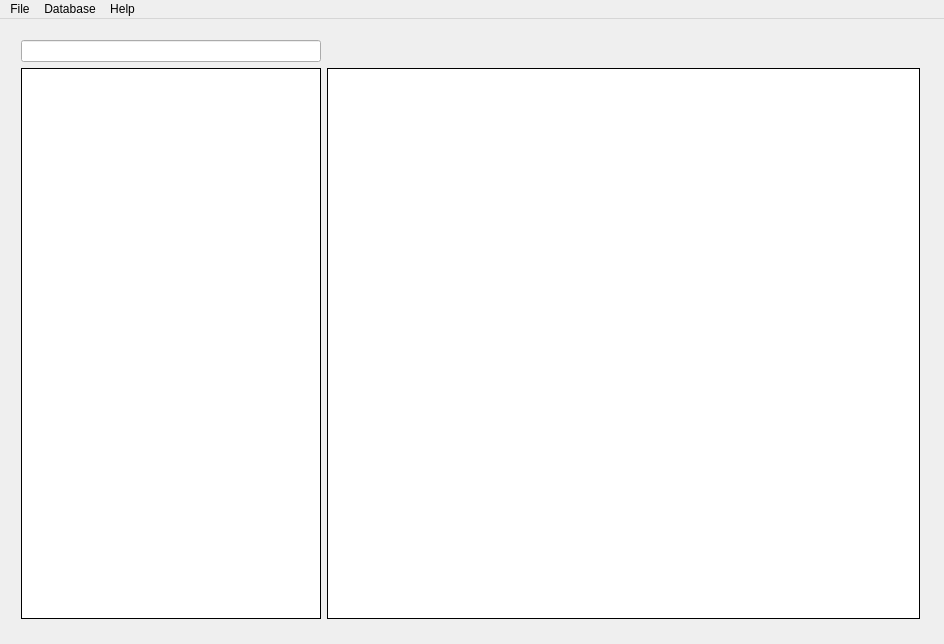
Qt form mainwindow.ui (loki1368/simplelib) before a commit.
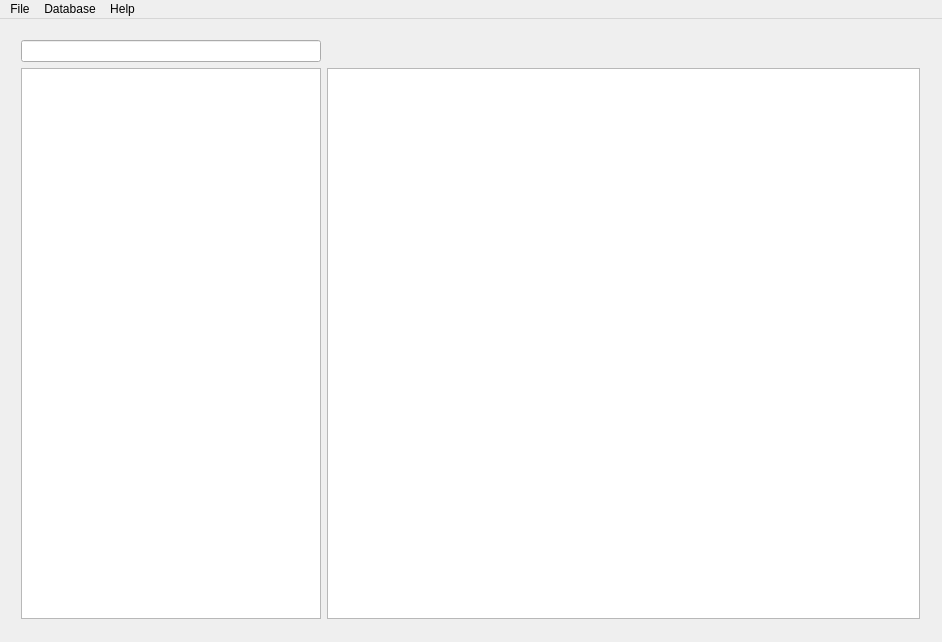
The same form after that commit. Icons and pictures are not drawn.

What changed in the file:
```diff
--- a/mainwindow.ui
+++ b/mainwindow.ui
@@ -6,8 +6,8 @@
    <rect>
     <x>0</x>
     <y>0</y>
-    <width>944</width>
-    <height>644</height>
+    <width>942</width>
+    <height>642</height>
    </rect>
   </property>
   <property name="windowTitle">
@@ -55,7 +55,7 @@
         <bool>true</bool>
        </property>
        <property name="frameShape">
-        <enum>QFrame::Panel</enum>
+        <enum>QFrame::StyledPanel</enum>
        </property>
        <property name="frameShadow">
         <enum>QFrame::Plain</enum>
@@ -86,7 +86,7 @@
         <enum>Qt::CustomContextMenu</enum>
        </property>
        <property name="frameShape">
-        <enum>QFrame::Box</enum>
+        <enum>QFrame::StyledPanel</enum>
        </property>
        <property name="frameShadow">
         <enum>QFrame::Plain</enum>
@@ -110,8 +110,8 @@
     <rect>
      <x>0</x>
      <y>0</y>
-     <width>944</width>
-     <height>21</height>
+     <width>942</width>
+     <height>28</height>
     </rect>
    </property>
    <widget class="QMenu" name="menuFile">
```
